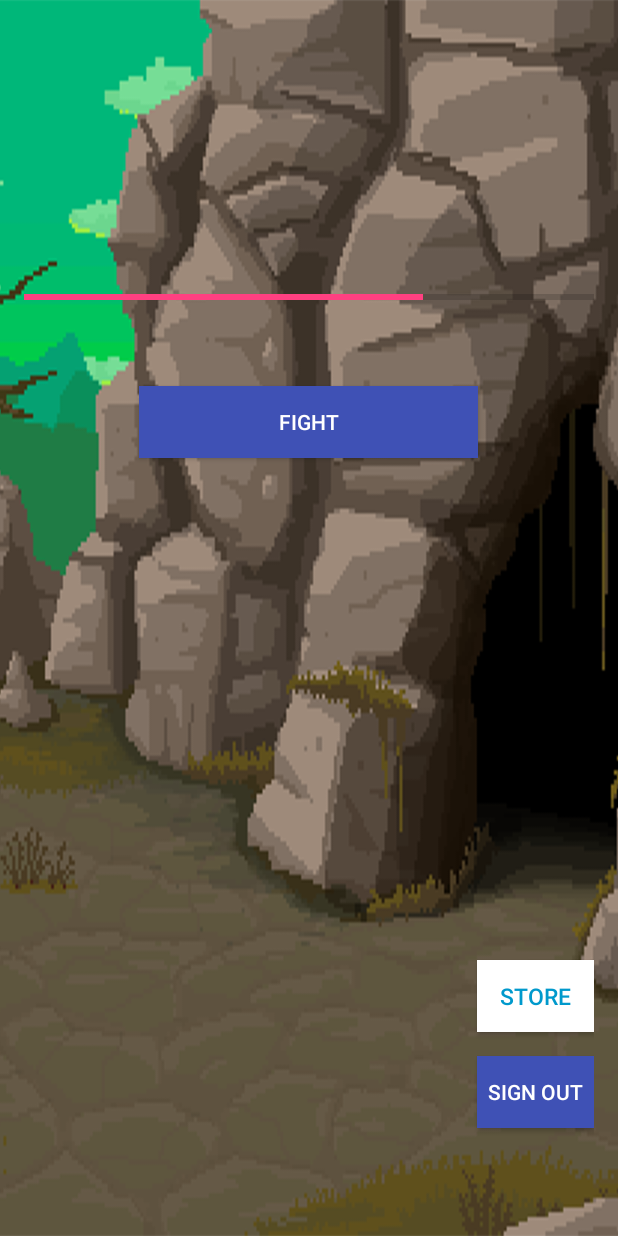
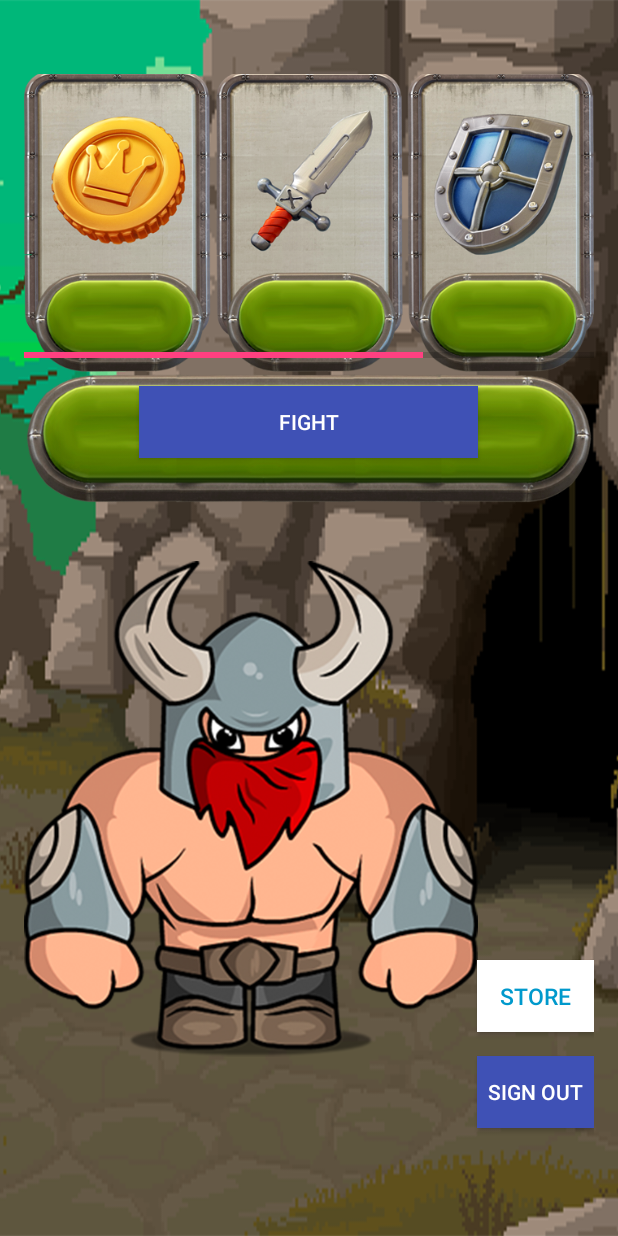
Before and after one commit to kurmorootsi/gamenite, an Android app: the screen it shows after launch once a user with an empty profile is signed in (MainActivity), on a phone screen of 412 x 824 dp. Run offline under Robolectric (Android 15) with nearby library versions, the light colour scheme and no system bars; our stand-ins replace Firebase (no records; nobody signed in at launch, a user with empty details on screens opened directly); libraries missing offline, so code that uses them is left out: com.pusher.pushnotifications; 1 statement that could not run was skipped.

Commit message:
design fixes

```diff
--- a/app/src/main/res/layout/activity_main.xml
+++ b/app/src/main/res/layout/activity_main.xml
@@ -16,16 +16,21 @@
         android:padding="@dimen/activity_horizontal_margin">
 
 
+        <ImageView
+            android:id="@+id/imageView2"
+            android:layout_width="wrap_content"
+            android:layout_height="wrap_content"
+            android:layout_alignParentTop="true"
+            android:layout_centerHorizontal="true"
+            app:srcCompat="@drawable/skills_layer" />
+
         <TextView
             android:id="@+id/gold"
             android:layout_width="50dp"
             android:layout_height="40dp"
-            android:layout_above="@+id/countdown"
-            android:layout_alignParentLeft="true"
-            android:layout_alignParentStart="true"
-            android:layout_marginBottom="-110dp"
-            android:layout_marginLeft="90dp"
-            android:layout_marginStart="90dp"
+            android:layout_alignParentTop="true"
+            android:layout_alignStart="@+id/rollButton"
+            android:layout_marginTop="95dp"
             android:textColor="#FFF"
             android:textSize="22dp"
             tools:layout_editor_absoluteX="100dp"
@@ -106,9 +111,9 @@
             style="?android:attr/progressBarStyleHorizontal"
             android:layout_width="385dp"
             android:layout_height="41dp"
-            android:layout_alignParentTop="true"
+            android:layout_above="@+id/rollButton"
             android:layout_centerHorizontal="true"
-            android:layout_marginTop="161dp"
+            android:layout_marginBottom="-241dp"
             android:progress="70"
             tools:layout_editor_absoluteX="0dp"
             tools:layout_editor_absoluteY="100dp" />
@@ -163,6 +168,14 @@
             android:text="@string/store"
             android:textColor="@android:color/holo_blue_dark" />
 
+        <ImageView
+            android:id="@+id/imageView"
+            android:layout_width="wrap_content"
+            android:layout_height="wrap_content"
+            android:layout_above="@+id/winner"
+            android:layout_alignEnd="@+id/rollButton"
+            app:srcCompat="@drawable/viking" />
+
     </RelativeLayout>
 
 </android.support.design.widget.CoordinatorLayout>
```
